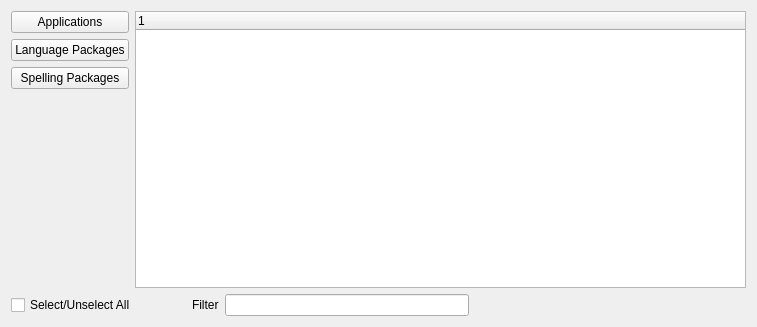
The window that gui/enduserpackageselectorpage.ui (KDE/kdewin-installer) describes before a commit, drawn with Qt 5.
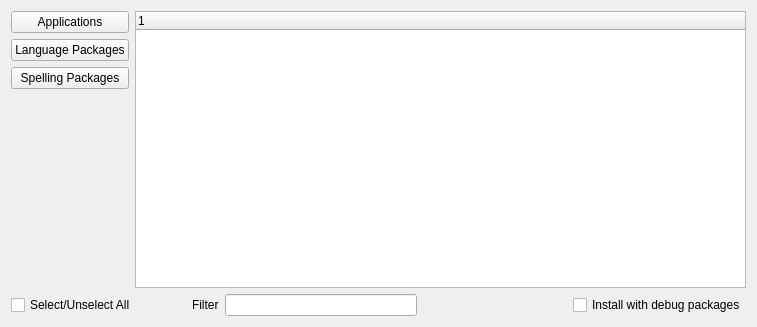
The same window after the commit.

Commit message: implemented  'install with Debug Packages in end user mode

What changed in the file:
```diff
--- a/gui/enduserpackageselectorpage.ui
+++ b/gui/enduserpackageselectorpage.ui
@@ -16,8 +16,8 @@
   <property name="statusTip">
    <string>Please select the packages you would like to install.</string>
   </property>
-  <layout class="QGridLayout" name="gridLayout">
-   <item row="0" column="0">
+  <layout class="QVBoxLayout" name="verticalLayout_2">
+   <item>
     <layout class="QHBoxLayout" name="horizontalLayout_3">
      <item>
       <layout class="QVBoxLayout" name="verticalLayout">
@@ -74,7 +74,7 @@
      </item>
     </layout>
    </item>
-   <item row="1" column="0">
+   <item>
     <layout class="QHBoxLayout" name="horizontalLayout_2">
      <item>
       <widget class="QCheckBox" name="selectAllCheckBox">
@@ -102,14 +102,24 @@
        <property name="orientation">
         <enum>Qt::Horizontal</enum>
        </property>
+       <property name="sizeType">
+        <enum>QSizePolicy::Fixed</enum>
+       </property>
        <property name="sizeHint" stdset="0">
         <size>
-         <width>40</width>
+         <width>150</width>
          <height>20</height>
         </size>
        </property>
       </spacer>
      </item>
+     <item>
+      <widget class="QCheckBox" name="installDebugPackagesCheckBox">
+       <property name="text">
+        <string>Install with debug packages</string>
+       </property>
+      </widget>
+     </item>
     </layout>
    </item>
   </layout>
```
The commit also changes 5 other files.
